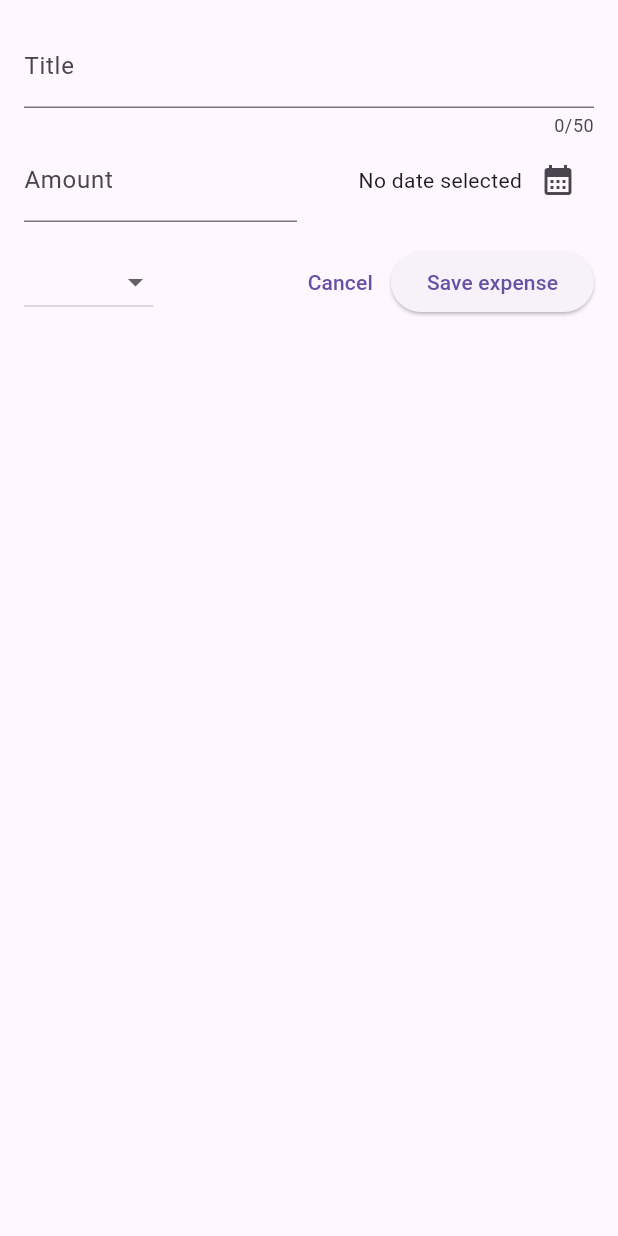
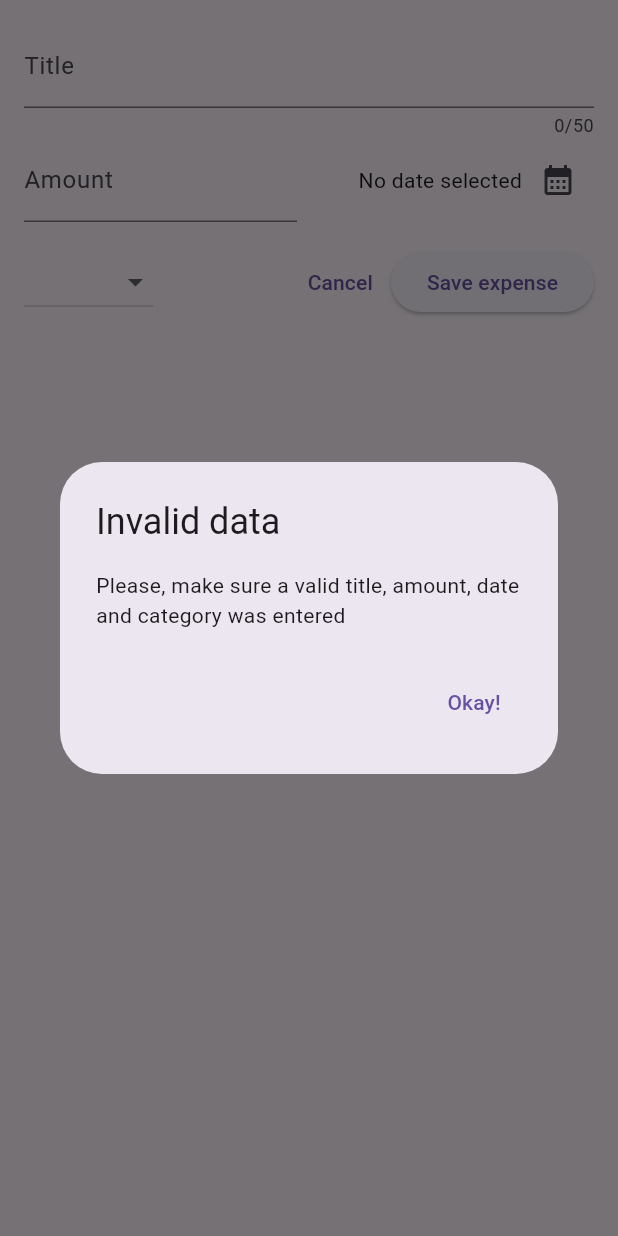
Before and after one commit to FrankFerr/flutter_course, a Flutter app: the NewExpense widget shown alone on an empty page, opened directly, after a tap on "Save expense", on a phone screen of 412 x 824 dp. Run offline on Flutter 3.47's test engine with Material 3 defaults, Android fonts, the phone set to English and light mode, and no system bars; our stand-ins replace google_fonts.

Commit message:
implementing fields validation and fix number_field

```diff
--- a/_05_expense_tracker/lib/widgets/expense/new_expense.dart
+++ b/_05_expense_tracker/lib/widgets/expense/new_expense.dart
@@ -19,7 +19,7 @@ class _NewExpense extends State<NewExpense> {
   final _titleController = TextEditingController();
   final _amountController = NumberEditingController();
   DateTime? _selectedDate;
-  Category? category;
+  Category? _category;
 
   @override
   Widget build(BuildContext context) {
@@ -68,7 +68,7 @@ class _NewExpense extends State<NewExpense> {
             children: [
               // Category Dropdown ------------------------->
               DropdownButton(
-                value: category,
+                value: _category,
                 items: Category.values
                     .map(
                       (category) => DropdownMenuItem<Category>(
@@ -80,7 +80,7 @@ class _NewExpense extends State<NewExpense> {
                 onChanged: (value) {
                   if (value != null) {
                     setState(() {
-                      category = value;
+                      _category = value;
                     });
                   }
                 },
@@ -95,11 +95,7 @@ class _NewExpense extends State<NewExpense> {
               ),
               // Save Button ------------------------------->
               ElevatedButton(
-                onPressed: () {
-                  print(_titleController.text);
-                  print(_amountController.numberWithDecimal);
-                  print(_amountController.number);
-                },
+                onPressed: _saveExpense,
                 child: const Text('Save expense'),
               ),
             ],
@@ -130,4 +126,35 @@ class _NewExpense extends State<NewExpense> {
       _selectedDate = pickedDate;
     });
   }
+
+  void _saveExpense() {
+    final bool isInvalid =
+        _titleController.text.trim().isEmpty ||
+        _amountController.numberWithDecimal == null ||
+        _amountController.numberWithDecimal! <= 0 ||
+        _selectedDate == null ||
+        _category == null;
+
+    if (isInvalid) {
+      showDialog(
+        context: context,
+        builder: (ctx) => AlertDialog(
+          title: const Text('Invalid data'),
+          content: const Text(
+            'Please, make sure a valid title, amount, date and category was entered',
+          ),
+          actions: [
+            TextButton(
+              onPressed: () {
+                Navigator.pop(ctx);
+              },
+              child: const Text('Okay!'),
+            ),
+          ],
+        ),
+      );
+
+      return;
+    }
+  }
 }
--- a/_05_expense_tracker/lib/widgets/utils/number_field.dart
+++ b/_05_expense_tracker/lib/widgets/utils/number_field.dart
@@ -26,14 +26,14 @@ class NumberField extends TextField {
          decoration: decoration?.copyWith(prefixText: '€ '),
          keyboardType: TextInputType.number,
        ) {
-    _numberDecimalsPattern = RegExp('^\\d+,?\\d{0,$decimals}\$');
+    _numberDecimalsPattern = RegExp('^\\d*,?\\d{0,$decimals}\$');
 
     inputFormatters!.add(
       const TextInputFormatter.withFunction(_formatDecimalNumberFunction),
     );
   }
 
-  static RegExp _numberDecimalsPattern = RegExp(r'^\d+,?\d*$');
+  static RegExp _numberDecimalsPattern = RegExp(r'^\d*,?\d*$');
 
   static TextEditingValue _formatDecimalNumberFunction(
     TextEditingValue oldValue,
```
